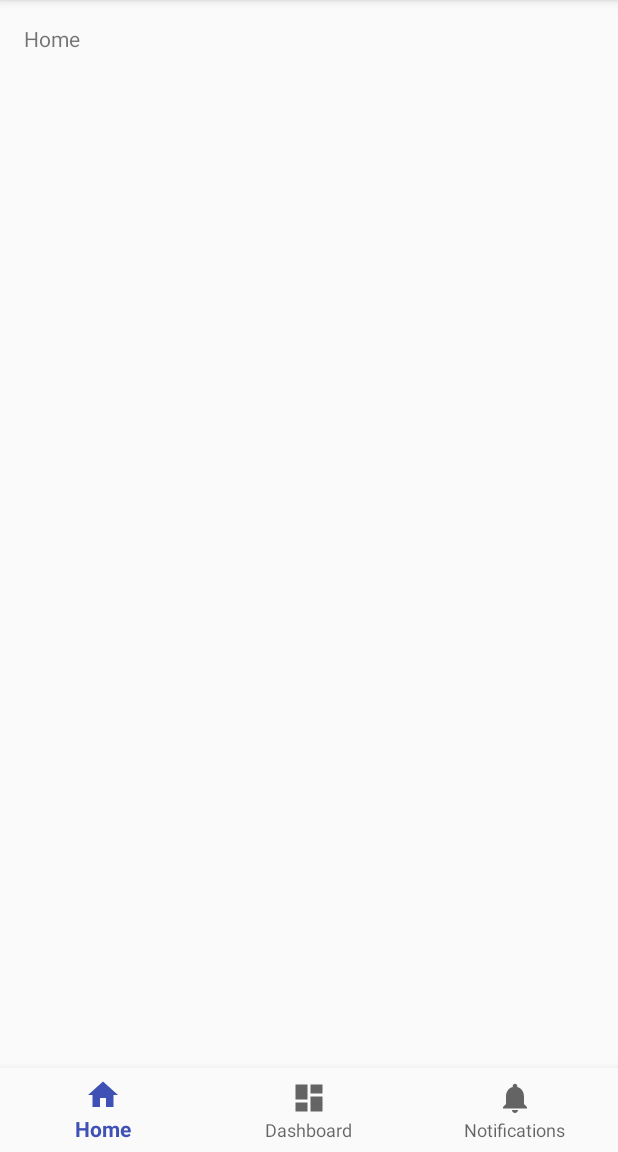
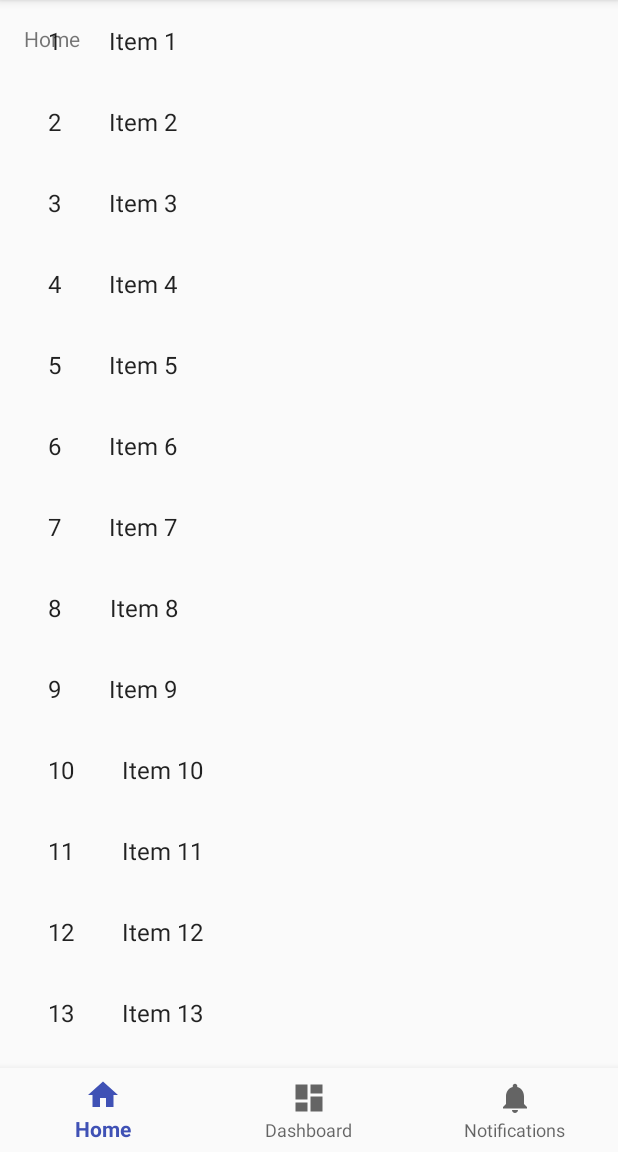
Before and after one commit to iwag/android-architecture-mvp, an Android app: the screen it shows after launch (MainActivity), on a phone screen of 412 x 824 dp, the part 84-1236 px from its top. Run offline under Robolectric (Android 15) with nearby library versions, the phone set to English and light mode, and no system bars.

Commit message:
recyclerview fragment

```diff
--- a/app/build.gradle
+++ b/app/build.gradle
@@ -23,6 +23,7 @@ dependencies {
     implementation 'com.android.support:appcompat-v7:26.1.0'
     implementation 'com.android.support:design:26.1.0'
     implementation 'com.android.support.constraint:constraint-layout:1.1.0'
+    implementation 'com.android.support:recyclerview-v7:26.1.0'
     testImplementation 'junit:junit:4.12'
     androidTestImplementation 'com.android.support.test:runner:1.0.1'
     androidTestImplementation 'com.android.support.test.espresso:espresso-core:3.0.1'
--- a/app/src/main/java/io/github/iwag/todomvp/MainActivity.java
+++ b/app/src/main/java/io/github/iwag/todomvp/MainActivity.java
@@ -3,11 +3,14 @@ package io.github.iwag.todomvp;
 import android.os.Bundle;
 import android.support.annotation.NonNull;
 import android.support.design.widget.BottomNavigationView;
+import android.support.v4.app.FragmentTransaction;
 import android.support.v7.app.AppCompatActivity;
 import android.view.MenuItem;
 import android.widget.TextView;
 
-public class MainActivity extends AppCompatActivity {
+import io.github.iwag.todomvp.dummy.TodoContent;
+
+public class MainActivity extends AppCompatActivity  implements TodoListFragment.OnListFragmentInteractionListener{
 
     private TextView mTextMessage;
 
@@ -39,6 +42,21 @@ public class MainActivity extends AppCompatActivity {
         mTextMessage = (TextView) findViewById(R.id.message);
         BottomNavigationView navigation = (BottomNavigationView) findViewById(R.id.navigation);
         navigation.setOnNavigationItemSelectedListener(mOnNavigationItemSelectedListener);
+
+        android.app.FragmentTransaction transaction = getFragmentManager().beginTransaction();
+
+// Replace whatever is in the fragment_container view with this fragment,
+// and add the transaction to the back stack
+        transaction.replace(R.id.fragment_container, TodoListFragment.newInstance(1));
+        transaction.addToBackStack(null);
+
+// Commit the transaction
+        transaction.commit();
+
     }
 
+    @Override
+    public void onListFragmentInteraction(TodoContent.TodoItem item) {
+
+    }
 }
--- /dev/null
+++ b/app/src/main/java/io/github/iwag/todomvp/MyTodoListRecyclerViewAdapter.java
@@ -0,0 +1,77 @@
+package io.github.iwag.todomvp;
+
+import android.support.v7.widget.RecyclerView;
+import android.view.LayoutInflater;
+import android.view.View;
+import android.view.ViewGroup;
+import android.widget.TextView;
+
+import io.github.iwag.todomvp.TodoListFragment.OnListFragmentInteractionListener;
+import io.github.iwag.todomvp.dummy.TodoContent.TodoItem;
+
+import java.util.List;
+
+/**
+ * {@link RecyclerView.Adapter} that can display a {@link TodoItem} and makes a call to the
+ * specified {@link OnListFragmentInteractionListener}.
+ * TODO: Replace the implementation with code for your data type.
+ */
+public class MyTodoListRecyclerViewAdapter extends RecyclerView.Adapter<MyTodoListRecyclerViewAdapter.ViewHolder> {
+
+    private final List<TodoItem> mValues;
+    private final OnListFragmentInteractionListener mListener;
+
+    public MyTodoListRecyclerViewAdapter(List<TodoItem> items, OnListFragmentInteractionListener listener) {
+        mValues = items;
+        mListener = listener;
+    }
+
+    @Override
+    public ViewHolder onCreateViewHolder(ViewGroup parent, int viewType) {
+        View view = LayoutInflater.from(parent.getContext())
+                .inflate(R.layout.fragment_todolist, parent, false);
+        return new ViewHolder(view);
+    }
+
+    @Override
+    public void onBindViewHolder(final ViewHolder holder, int position) {
+        holder.mItem = mValues.get(position);
+        holder.mIdView.setText(mValues.get(position).id);
+        holder.mContentView.setText(mValues.get(position).content);
+
+        holder.mView.setOnClickListener(new View.OnClickListener() {
+            @Override
+            public void onClick(View v) {
+                if (null != mListener) {
+                    // Notify the active callbacks interface (the activity, if the
+                    // fragment is attached to one) that an item has been selected.
+                    mListener.onListFragmentInteraction(holder.mItem);
+                }
+            }
+        });
+    }
+
+    @Override
+    public int getItemCount() {
+        return mValues.size();
+    }
+
+    public class ViewHolder extends RecyclerView.ViewHolder {
+        public final View mView;
+        public final TextView mIdView;
+        public final TextView mContentView;
+        public TodoItem mItem;
+
+        public ViewHolder(View view) {
+            super(view);
+            mView = view;
+            mIdView = (TextView) view.findViewById(R.id.id);
+            mContentView = (TextView) view.findViewById(R.id.content);
+        }
+
+        @Override
+        public String toString() {
+            return super.toString() + " '" + mContentView.getText() + "'";
+        }
+    }
+}
--- /dev/null
+++ b/app/src/main/java/io/github/iwag/todomvp/TodoListFragment.java
@@ -0,0 +1,107 @@
+package io.github.iwag.todomvp;
+
+import android.content.Context;
+import android.os.Bundle;
+import android.app.Fragment;
+import android.support.v7.widget.GridLayoutManager;
+import android.support.v7.widget.LinearLayoutManager;
+import android.support.v7.widget.RecyclerView;
+import android.view.LayoutInflater;
+import android.view.View;
+import android.view.ViewGroup;
+
+import io.github.iwag.todomvp.dummy.TodoContent;
+import io.github.iwag.todomvp.dummy.TodoContent.TodoItem;
+
+/**
+ * A fragment representing a list of Items.
+ * <p/>
+ * Activities containing this fragment MUST implement the {@link OnListFragmentInteractionListener}
+ * interface.
+ */
+public class TodoListFragment extends Fragment {
+
+    // TODO: Customize parameter argument names
+    private static final String ARG_COLUMN_COUNT = "column-count";
+    // TODO: Customize parameters
+    private int mColumnCount = 1;
+    private OnListFragmentInteractionListener mListener;
+
+    /**
+     * Mandatory empty constructor for the fragment manager to instantiate the
+     * fragment (e.g. upon screen orientation changes).
+     */
+    public TodoListFragment() {
+    }
+
+    // TODO: Customize parameter initialization
+    @SuppressWarnings("unused")
+    public static TodoListFragment newInstance(int columnCount) {
+        TodoListFragment fragment = new TodoListFragment();
+        Bundle args = new Bundle();
+        args.putInt(ARG_COLUMN_COUNT, columnCount);
+        fragment.setArguments(args);
+        return fragment;
+    }
+
+    @Override
+    public void onCreate(Bundle savedInstanceState) {
+        super.onCreate(savedInstanceState);
+
+        if (getArguments() != null) {
+            mColumnCount = getArguments().getInt(ARG_COLUMN_COUNT);
+        }
+    }
+
+    @Override
+    public View onCreateView(LayoutInflater inflater, ViewGroup container,
+                             Bundle savedInstanceState) {
+        View view = inflater.inflate(R.layout.fragment_todolist_list, container, false);
+
+        // Set the adapter
+        if (view instanceof RecyclerView) {
+            Context context = view.getContext();
+            RecyclerView recyclerView = (RecyclerView) view;
+            if (mColumnCount <= 1) {
+                recyclerView.setLayoutManager(new LinearLayoutManager(context));
+            } else {
+                recyclerView.setLayoutManager(new GridLayoutManager(context, mColumnCount));
+            }
+            recyclerView.setAdapter(new MyTodoListRecyclerViewAdapter(TodoContent.ITEMS, mListener));
+        }
+        return view;
+    }
+
+
+    @Override
+    public void onAttach(Context context) {
+        super.onAttach(context);
+        if (context instanceof OnListFragmentInteractionListener) {
+            mListener = (OnListFragmentInteractionListener) context;
+        } else {
+            throw new RuntimeException(context.toString()
+                    + " must implement OnListFragmentInteractionListener");
+        }
+    }
+
+    @Override
+    public void onDetach() {
+        super.onDetach();
+        mListener = null;
+    }
+
+    /**
+     * This interface must be implemented by activities that contain this
+     * fragment to allow an interaction in this fragment to be communicated
+     * to the activity and potentially other fragments contained in that
+     * activity.
+     * <p/>
+     * See the Android Training lesson <a href=
+     * "http://developer.android.com/training/basics/fragments/communicating.html"
+     * >Communicating with Other Fragments</a> for more information.
+     */
+    public interface OnListFragmentInteractionListener {
+        // TODO: Update argument type and name
+        void onListFragmentInteraction(TodoItem item);
+    }
+}
--- /dev/null
+++ b/app/src/main/java/io/github/iwag/todomvp/dummy/TodoContent.java
@@ -0,0 +1,72 @@
+package io.github.iwag.todomvp.dummy;
+
+import java.util.ArrayList;
+import java.util.HashMap;
+import java.util.List;
+import java.util.Map;
+
+/**
+ * Helper class for providing sample content for user interfaces created by
+ * Android template wizards.
+ * <p>
+ * TODO: Replace all uses of this class before publishing your app.
+ */
+public class TodoContent {
+
+    /**
+     * An array of sample (dummy) items.
+     */
+    public static final List<TodoItem> ITEMS = new ArrayList<TodoItem>();
+
+    /**
+     * A map of sample (dummy) items, by ID.
+     */
+    public static final Map<String, TodoItem> ITEM_MAP = new HashMap<String, TodoItem>();
+
+    private static final int COUNT = 25;
+
+    static {
+        // Add some sample items.
+        for (int i = 1; i <= COUNT; i++) {
+            addItem(createDummyItem(i));
+        }
+    }
+
+    private static void addItem(TodoItem item) {
+        ITEMS.add(item);
+        ITEM_MAP.put(item.id, item);
+    }
+
+    private static TodoItem createDummyItem(int position) {
+        return new TodoItem(String.valueOf(position), "Item " + position, makeDetails(position));
+    }
+
+    private static String makeDetails(int position) {
+        StringBuilder builder = new StringBuilder();
+        builder.append("Details about Item: ").append(position);
+        for (int i = 0; i < position; i++) {
+            builder.append("\nMore details information here.");
+        }
+        return builder.toString();
+    }
+
+    /**
+     * A dummy item representing a piece of content.
+     */
+    public static class TodoItem {
+        public final String id;
+        public final String content;
+        public final String details;
+
+        public TodoItem(String id, String content, String details) {
+            this.id = id;
+            this.content = content;
+            this.details = details;
+        }
+
+        @Override
+        public String toString() {
+            return content;
+        }
+    }
+}
--- a/app/src/main/res/layout/activity_main.xml
+++ b/app/src/main/res/layout/activity_main.xml
@@ -18,6 +18,13 @@
         app:layout_constraintLeft_toLeftOf="parent"
         app:layout_constraintTop_toTopOf="parent" />
 
+    <LinearLayout
+        android:id="@+id/fragment_container"
+        android:layout_width="match_parent"
+        android:layout_height="match_parent">
+
+    </LinearLayout>
+
     <android.support.design.widget.BottomNavigationView
         android:id="@+id/navigation"
         android:layout_width="0dp"
--- /dev/null
+++ b/app/src/main/res/layout/fragment_todolist.xml
@@ -0,0 +1,20 @@
+<?xml version="1.0" encoding="utf-8"?>
+<LinearLayout xmlns:android="http://schemas.android.com/apk/res/android"
+    android:layout_width="wrap_content"
+    android:layout_height="wrap_content"
+    android:orientation="horizontal">
+
+    <TextView
+        android:id="@+id/id"
+        android:layout_width="wrap_content"
+        android:layout_height="wrap_content"
+        android:layout_margin="@dimen/text_margin"
+        android:textAppearance="?attr/textAppearanceListItem" />
+
+    <TextView
+        android:id="@+id/content"
+        android:layout_width="wrap_content"
+        android:layout_height="wrap_content"
+        android:layout_margin="@dimen/text_margin"
+        android:textAppearance="?attr/textAppearanceListItem" />
+</LinearLayout>
--- /dev/null
+++ b/app/src/main/res/layout/fragment_todolist_list.xml
@@ -0,0 +1,13 @@
+<?xml version="1.0" encoding="utf-8"?>
+<android.support.v7.widget.RecyclerView xmlns:android="http://schemas.android.com/apk/res/android"
+    xmlns:app="http://schemas.android.com/apk/res-auto"
+    xmlns:tools="http://schemas.android.com/tools"
+    android:id="@+id/list"
+    android:name="io.github.iwag.todomvp.TodoListFragment"
+    android:layout_width="match_parent"
+    android:layout_height="match_parent"
+    android:layout_marginLeft="16dp"
+    android:layout_marginRight="16dp"
+    app:layoutManager="LinearLayoutManager"
+    tools:context="io.github.iwag.todomvp.TodoListFragment"
+    tools:listitem="@layout/fragment_todolist" />
--- a/app/src/main/res/values/dimens.xml
+++ b/app/src/main/res/values/dimens.xml
@@ -2,4 +2,5 @@
     <!-- Default screen margins, per the Android Design guidelines. -->
     <dimen name="activity_horizontal_margin">16dp</dimen>
     <dimen name="activity_vertical_margin">16dp</dimen>
+    <dimen name="text_margin">16dp</dimen>
 </resources>
```
